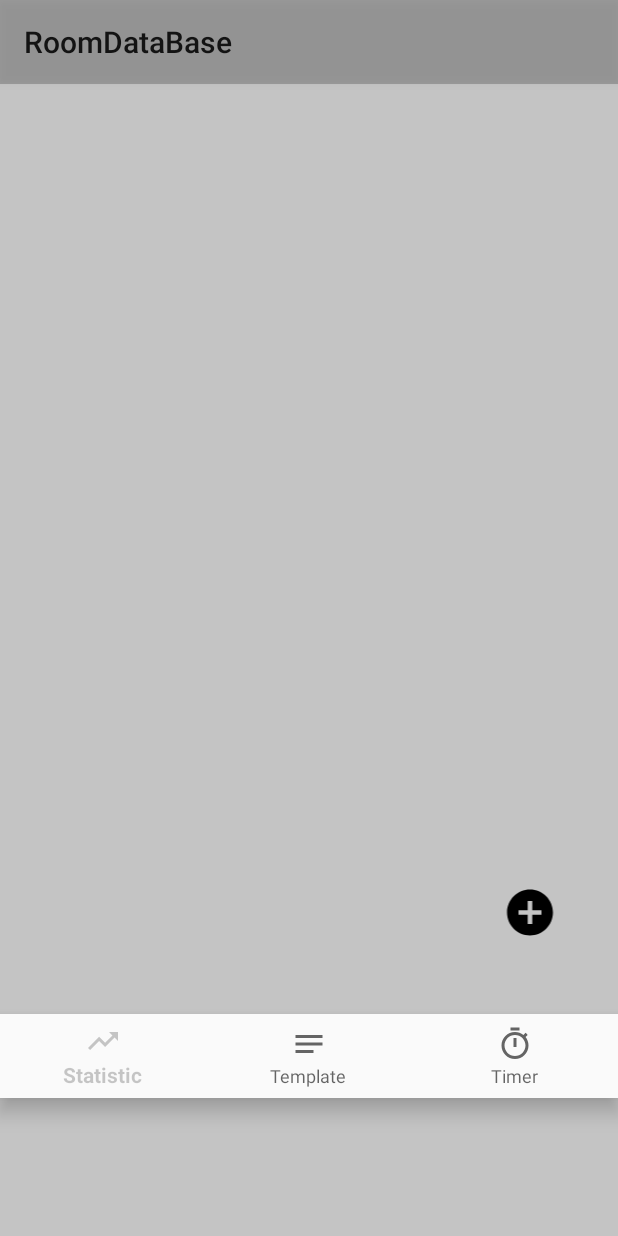
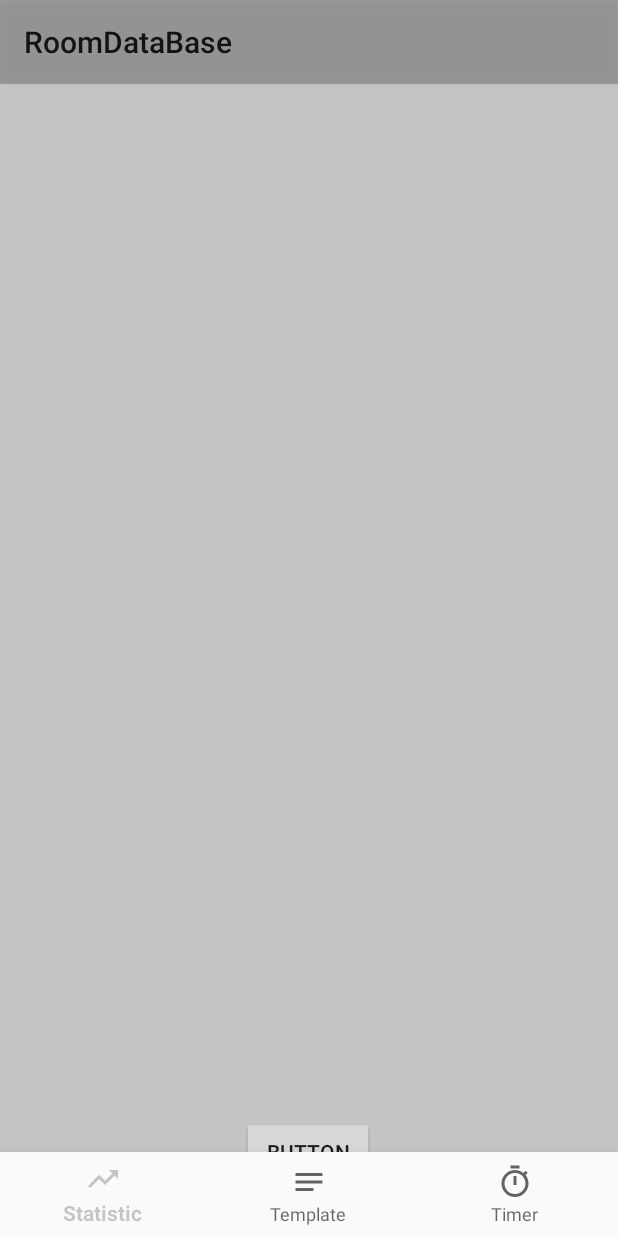
Before and after one commit to nojkir/ExerciseApp, an Android app: the screen it shows after launch (MainActivity), on a phone screen of 412 x 824 dp. Run offline under Robolectric (Android 15) with nearby library versions, the phone set to English and light mode, and no system bars; our stand-ins replace Dagger/Hilt's generated code, Room's generated code.

Commit message:
Dagger - Hilt implementation Fragments implementation Gradle dependencies

```diff
--- a/app/src/main/AndroidManifest.xml
+++ b/app/src/main/AndroidManifest.xml
@@ -3,6 +3,7 @@
     package="pl.nojkir.roomdatabase">
 
     <application
+        android:name=".ui.BaseApplication"
         android:allowBackup="true"
         android:icon="@mipmap/ic_launcher"
         android:label="@string/app_name"
--- /dev/null
+++ b/app/src/main/java/pl/nojkir/roomdatabase/other/Constants.kt
@@ -0,0 +1,6 @@
+package pl.nojkir.roomdatabase.other
+
+object Constants {
+
+    const val EXERCISE_DATABASE_NAME = "exercise_db"
+}
--- /dev/null
+++ b/app/src/main/java/pl/nojkir/roomdatabase/ui/BaseApplication.kt
@@ -0,0 +1,10 @@
+package pl.nojkir.roomdatabase.ui
+
+import android.app.Application
+import dagger.hilt.android.HiltAndroidApp
+
+
+@HiltAndroidApp
+class BaseApplication : Application(){
+
+}
--- a/app/src/main/java/pl/nojkir/roomdatabase/ui/MainActivity.kt
+++ b/app/src/main/java/pl/nojkir/roomdatabase/ui/MainActivity.kt
@@ -5,6 +5,7 @@ import android.os.Bundle
 import androidx.lifecycle.Observer
 import androidx.lifecycle.ViewModelProvider
 import androidx.recyclerview.widget.LinearLayoutManager
+import dagger.hilt.android.AndroidEntryPoint
 import kotlinx.android.synthetic.main.activity_main.*
 import pl.nojkir.roomdatabase.other.ExerciseAdapter
 import pl.nojkir.roomdatabase.R
@@ -12,11 +13,13 @@ import pl.nojkir.roomdatabase.data.ExerciseDataBase
 import pl.nojkir.roomdatabase.data.db.entities.Exercise
 import pl.nojkir.roomdatabase.data.repositories.ExerciseRepository
 
+
+@AndroidEntryPoint
 class MainActivity : AppCompatActivity() {
     override fun onCreate(savedInstanceState: Bundle?) {
         super.onCreate(savedInstanceState)
         setContentView(R.layout.activity_main)
-        setSupportActionBar(findViewById(R.id.toolbar))
+               setSupportActionBar(findViewById(R.id.toolbar))
 
         val dataBase = ExerciseDataBase(this)
         val repository =
@@ -28,21 +31,12 @@ class MainActivity : AppCompatActivity() {
         val adapter =
             ExerciseAdapter(listOf(), viewModel)
 
-        rvExercises.layoutManager = LinearLayoutManager(this)
-        rvExercises.adapter = adapter
 
         viewModel.getAllExercise().observe(this, Observer {
             adapter.items = it
             adapter.notifyDataSetChanged()
         })
 
-        button.setOnClickListener {
-            AddExerciseDialog(this, object :
-                AddDialogListener {
-                override fun onAddButtonClicked(exercise: Exercise) {
-                    viewModel.upsert(exercise)
-                }
-            }).show()
-        }
+
     }
 }
--- /dev/null
+++ b/app/src/main/java/pl/nojkir/roomdatabase/ui/fragments/TrainingsFragment.kt
@@ -0,0 +1,70 @@
+package pl.nojkir.roomdatabase.ui.fragments
+
+import android.app.Application
+import android.content.Context
+import android.os.Bundle
+import android.view.LayoutInflater
+import android.view.View
+import android.view.ViewGroup
+import androidx.fragment.app.Fragment
+import androidx.lifecycle.Observer
+import androidx.lifecycle.ViewModelProvider
+import androidx.lifecycle.observe
+import androidx.recyclerview.widget.LinearLayoutManager
+import dagger.hilt.android.AndroidEntryPoint
+import kotlinx.android.synthetic.main.fragment_trainings.*
+import pl.nojkir.roomdatabase.R
+import pl.nojkir.roomdatabase.data.ExerciseDataBase
+import pl.nojkir.roomdatabase.data.db.entities.Exercise
+import pl.nojkir.roomdatabase.data.repositories.ExerciseRepository
+import pl.nojkir.roomdatabase.other.ExerciseAdapter
+import pl.nojkir.roomdatabase.ui.AddDialogListener
+import pl.nojkir.roomdatabase.ui.AddExerciseDialog
+import pl.nojkir.roomdatabase.ui.ExerciseViewModel
+import pl.nojkir.roomdatabase.ui.ExerciseViewModelFactory
+
+
+@AndroidEntryPoint
+class TrainingsFragment :  Fragment (R.layout.fragment_trainings) {
+
+    override fun onViewCreated(view: View, savedInstanceState: Bundle?) {
+        super.onViewCreated(view, savedInstanceState)
+
+
+
+            val dataBase = ExerciseDataBase(requireContext())
+            val repository =
+                ExerciseRepository(dataBase)
+            val factory =
+                ExerciseViewModelFactory(repository)
+
+
+            val viewModel = ViewModelProvider(this, factory).get(ExerciseViewModel::class.java)
+            val adapter =
+                ExerciseAdapter(listOf(), viewModel)
+
+
+            rvExercises.layoutManager = LinearLayoutManager(requireContext())
+            rvExercises.adapter = adapter
+
+
+                viewModel.getAllExercise().observe(viewLifecycleOwner, Observer {
+                    adapter.items = it
+                    adapter.notifyDataSetChanged()
+                })
+
+
+            button.setOnClickListener {
+                    AddExerciseDialog(requireContext(), object :
+                        AddDialogListener {
+                        override fun onAddButtonClicked(exercise: Exercise) {
+                            viewModel.upsert(exercise)
+                        }
+                    }).show()
+
+            }
+        }
+
+
+
+    }
--- a/app/src/main/res/layout/activity_main.xml
+++ b/app/src/main/res/layout/activity_main.xml
@@ -5,8 +5,7 @@
     android:layout_width="match_parent"
     android:layout_height="match_parent"
     android:background="@color/colorPrimary"
-    tools:context=".ui.MainActivity"
-    >
+    tools:context=".ui.MainActivity">
 
     <include
         android:id="@+id/toolbar"
@@ -19,34 +18,29 @@
         android:id="@+id/bottomNavigationView"
         android:layout_width="match_parent"
         android:layout_height="wrap_content"
-        android:layout_marginBottom="0dp"
-        android:layout_marginTop="8dp"
         android:background="?android:attr/windowBackground"
         app:layout_constraintBottom_toBottomOf="parent"
         app:layout_constraintEnd_toEndOf="parent"
         app:layout_constraintHorizontal_bias="1.0"
-        app:layout_constraintStart_toStartOf="parent"
-        app:layout_constraintTop_toBottomOf="@+id/rvExercises"
+        app:layout_constraintStart_toStartOf="@+id/frameLayout"
+
         app:menu="@menu/bottom_navigation" />
 
-    <androidx.recyclerview.widget.RecyclerView
-        android:id="@+id/rvExercises"
-        android:layout_width="360dp"
-        android:layout_height="428dp"
+    <FrameLayout
+        android:id="@+id/frameLayout"
+        android:layout_width="match_parent"
+        android:layout_height="0dp"
         app:layout_constraintBottom_toTopOf="@+id/bottomNavigationView"
-        app:layout_constraintEnd_toEndOf="parent"
-        app:layout_constraintHorizontal_bias="0.0"
-        app:layout_constraintStart_toStartOf="parent"
-        app:layout_constraintTop_toBottomOf="@+id/toolbar" />
+        app:layout_constraintTop_toBottomOf="@+id/toolbar">
 
-    <ImageView
-        android:id="@+id/button"
-        android:layout_width="69dp"
-        android:layout_height="63dp"
-        android:layout_marginEnd="24dp"
-        android:layout_marginBottom="36dp"
-        android:src="@drawable/ic_add"
-        app:layout_constraintBottom_toTopOf="@+id/bottomNavigationView"
-        app:layout_constraintEnd_toEndOf="parent" />
+        <fragment
+            android:id="@+id/navHostFragment"
+            android:name="androidx.navigation.fragment.NavHostFragment"
+            android:layout_width="match_parent"
+            android:layout_height="match_parent"
+            app:defaultNavHost="true"
+            app:navGraph="@navigation/nav_graph" />
+
+    </FrameLayout>
 
 </androidx.constraintlayout.widget.ConstraintLayout>
--- /dev/null
+++ b/app/src/main/res/layout/fragment_statistics.xml
@@ -0,0 +1,6 @@
+<?xml version="1.0" encoding="utf-8"?>
+<androidx.constraintlayout.widget.ConstraintLayout
+    xmlns:android="http://schemas.android.com/apk/res/android" android:layout_width="match_parent"
+    android:layout_height="match_parent">
+
+</androidx.constraintlayout.widget.ConstraintLayout>
--- /dev/null
+++ b/app/src/main/res/layout/fragment_stopwatch.xml
@@ -0,0 +1,6 @@
+<?xml version="1.0" encoding="utf-8"?>
+<androidx.constraintlayout.widget.ConstraintLayout
+    xmlns:android="http://schemas.android.com/apk/res/android" android:layout_width="match_parent"
+    android:layout_height="match_parent">
+
+</androidx.constraintlayout.widget.ConstraintLayout>
--- /dev/null
+++ b/app/src/main/res/layout/fragment_trainings.xml
@@ -0,0 +1,33 @@
+<?xml version="1.0" encoding="utf-8"?>
+<androidx.constraintlayout.widget.ConstraintLayout
+    xmlns:android="http://schemas.android.com/apk/res/android"
+    xmlns:app="http://schemas.android.com/apk/res-auto"
+    xmlns:tools="http://schemas.android.com/tools"
+    android:layout_width="match_parent"
+    android:layout_height="match_parent">
+
+
+    <androidx.recyclerview.widget.RecyclerView
+        android:id="@+id/rvExercises"
+        android:layout_width="match_parent"
+        android:layout_height="0dp"
+        app:layout_constraintBottom_toBottomOf="parent"
+        app:layout_constraintEnd_toEndOf="parent"
+        app:layout_constraintHorizontal_bias="1.0"
+        app:layout_constraintStart_toStartOf="parent"
+        app:layout_constraintTop_toTopOf="parent" />
+
+    <Button
+        android:id="@+id/button"
+        android:layout_width="wrap_content"
+        android:layout_height="wrap_content"
+        android:text="Button"
+        app:layout_constraintBottom_toBottomOf="parent"
+        app:layout_constraintEnd_toEndOf="parent"
+        app:layout_constraintHorizontal_bias="0.498"
+        app:layout_constraintStart_toStartOf="parent"
+        app:layout_constraintTop_toBottomOf="@+id/rvExercises"
+        app:layout_constraintVertical_bias="0.963" />
+
+
+</androidx.constraintlayout.widget.ConstraintLayout>
--- /dev/null
+++ b/app/src/main/res/navigation/nav_graph.xml
@@ -0,0 +1,34 @@
+<?xml version="1.0" encoding="utf-8"?>
+<navigation xmlns:android="http://schemas.android.com/apk/res/android"
+    xmlns:app="http://schemas.android.com/apk/res-auto" android:id="@+id/nav_graph"
+    app:startDestination="@id/trainingsFragment">
+
+    <fragment
+        android:id="@+id/profileFragment"
+        android:name="pl.nojkir.roomdatabase.ui.fragments.ProfileFragment"
+        android:label="ProfileFragment" >
+        <action
+            android:id="@+id/action_profileFragment_to_trainingsFragment"
+            app:destination="@id/trainingsFragment" />
+    </fragment>
+    <fragment
+        android:id="@+id/trainingsFragment"
+        android:name="pl.nojkir.roomdatabase.ui.fragments.TrainingsFragment"
+        android:label="TrainingsFragment" >
+        <action
+            android:id="@+id/action_trainingsFragment_to_exercisesFragment"
+            app:destination="@id/exercisesFragment" />
+    </fragment>
+    <fragment
+        android:id="@+id/exercisesFragment"
+        android:name="pl.nojkir.roomdatabase.ui.fragments.ExercisesFragment"
+        android:label="ExercisesFragment" />
+    <fragment
+        android:id="@+id/statisticsFragment"
+        android:name="pl.nojkir.roomdatabase.ui.fragments.StatisticsFragment"
+        android:label="StatisticsFragment" />
+    <fragment
+        android:id="@+id/stopWatchFragment"
+        android:name="pl.nojkir.roomdatabase.ui.fragments.StopWatchFragment"
+        android:label="StopWatchFragment" />
+</navigation>
--- a/build.gradle
+++ b/build.gradle
@@ -6,9 +6,9 @@ buildscript {
         jcenter()
     }
     dependencies {
-        classpath "com.android.tools.build:gradle:4.0.0"
+        classpath "com.android.tools.build:gradle:4.0.1"
         classpath "org.jetbrains.kotlin:kotlin-gradle-plugin:$kotlin_version"
-
+        classpath "com.google.dagger:hilt-android-gradle-plugin:2.28-alpha"
         // NOTE: Do not place your application dependencies here; they belong
         // in the individual module build.gradle files
     }
@@ -18,6 +18,7 @@ allprojects {
     repositories {
         google()
         jcenter()
+
     }
 }
 
```
Also changed, not shown: app/build.gradle (+33 -3 lines), app/src/main/java/pl/nojkir/roomdatabase/di/AppModule.kt (added, +37 -0 lines), app/src/main/java/pl/nojkir/roomdatabase/ui/fragments/ExercisesFragment.kt (added, +18 -0 lines), app/src/main/java/pl/nojkir/roomdatabase/ui/fragments/ProfileFragment.kt (added, +15 -0 lines), app/src/main/java/pl/nojkir/roomdatabase/ui/fragments/StatisticsFragment.kt (added, +11 -0 lines), app/src/main/java/pl/nojkir/roomdatabase/ui/fragments/StopWatchFragment.kt (added, +9 -0 lines), app/src/main/res/layout/fragment_exercises.xml (added, +7 -0 lines), app/src/main/res/layout/fragment_profile.xml (added, +7 -0 lines).
